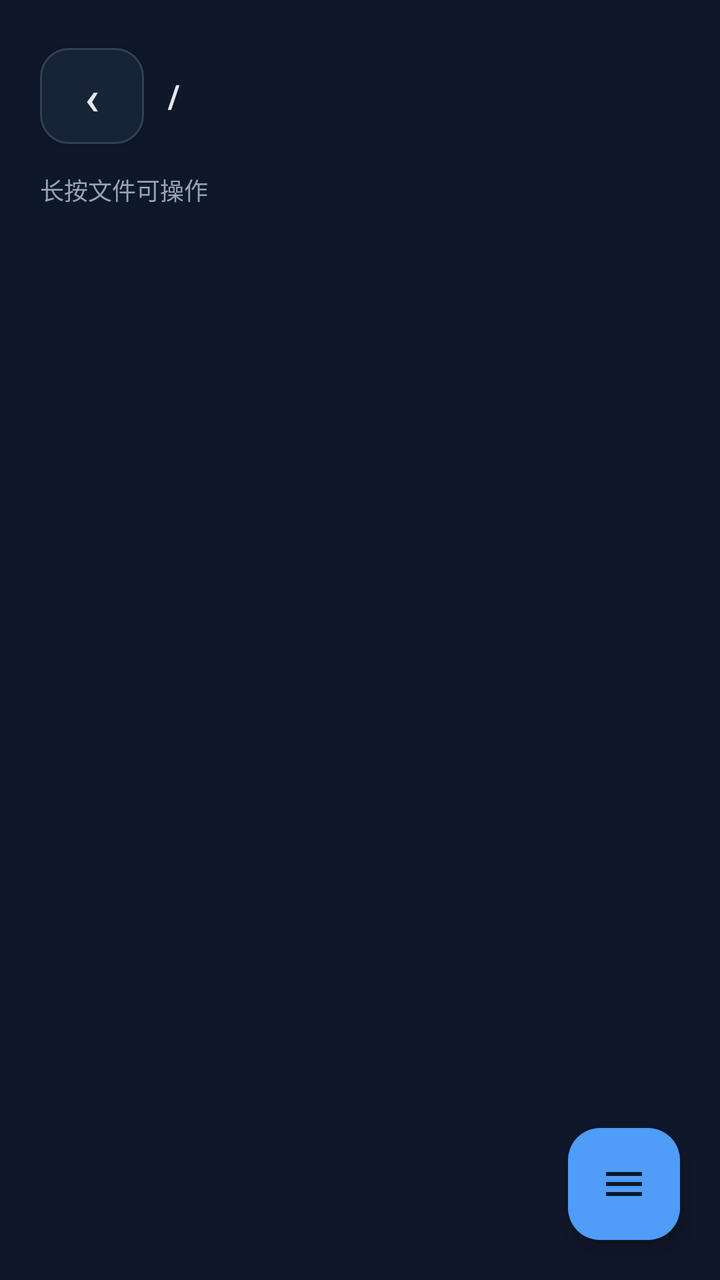
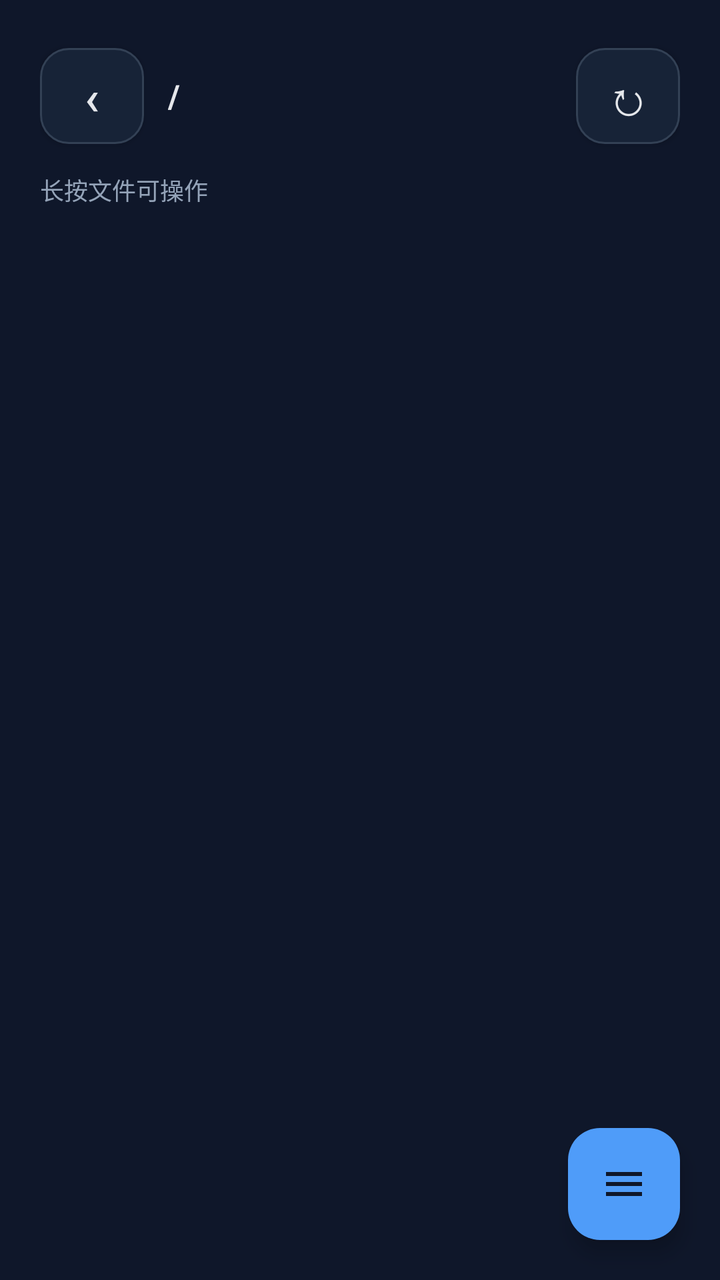

Two renders of the same Android screen: before a commit and after it. Below are the layout's source before the change and the commit's diff.
<!-- AndroidManifest.xml: application theme Theme.CasdonLink -->
<!-- res/layout/activity_files.xml -->
<?xml version="1.0" encoding="utf-8"?>
<FrameLayout xmlns:android="http://schemas.android.com/apk/res/android"
    xmlns:app="http://schemas.android.com/apk/res-auto"
    android:id="@+id/filesRoot"
    android:layout_width="match_parent"
    android:layout_height="match_parent"
    android:background="@color/background">

    <LinearLayout style="@style/Widget.CasdonLink.Screen.Column">

        <LinearLayout style="@style/Widget.CasdonLink.Toolbar">

            <Button
                android:id="@+id/filesBackButton"
                style="@style/Widget.CasdonLink.Button.Icon"
                android:contentDescription="返回上一级目录"
                android:text="‹" />

            <TextView
                android:id="@+id/filesPath"
                style="@style/Text.CasdonLink.SectionTitle"
                android:layout_width="0dp"
                android:layout_marginStart="@dimen/space_md"
                android:layout_weight="1"
                android:background="?android:attr/selectableItemBackground"
                android:contentDescription="切换目录"
                android:ellipsize="start"
                android:paddingTop="6dp"
                android:paddingBottom="6dp"
                android:singleLine="true"
                android:text="/" />
        </LinearLayout>

        <TextView
            android:id="@+id/filesHint"
            style="@style/Text.CasdonLink.Caption"
            android:layout_marginTop="10dp"
            android:text="长按文件可操作" />

        <androidx.recyclerview.widget.RecyclerView
            android:id="@+id/fileList"
            style="@style/Widget.CasdonLink.List"
            android:layout_marginTop="10dp"
            android:paddingBottom="88dp" />
    </LinearLayout>

    
    <com.google.android.material.floatingactionbutton.FloatingActionButton
        android:id="@+id/filesFab"
        android:layout_width="wrap_content"
        android:layout_height="wrap_content"
        android:layout_gravity="bottom|end"
        android:layout_marginEnd="@dimen/space_xl"
        android:layout_marginBottom="@dimen/space_xl"
        android:contentDescription="更多操作"
        android:src="@drawable/ic_menu_lines"
        app:backgroundTint="@color/primary"
        app:tint="@color/background" />
</FrameLayout>
<!-- resources referenced by this layout -->
<resources>
  <color name="background">#0F172A</color>
  <color name="primary">#4F9CF9</color>
  <dimen name="space_md">12dp</dimen>
  <dimen name="space_xl">20dp</dimen>
  <style name="Text.CasdonLink.Caption" parent="Text.CasdonLink">
          <item name="android:layout_width">wrap_content</item>
          <item name="android:layout_height">wrap_content</item>
          <item name="android:textColor">@color/text_secondary</item>
          <item name="android:textSize">@dimen/text_caption</item>
      </style>
  <style name="Widget.CasdonLink.List" parent="Widget.CasdonLink">
          <item name="android:layout_width">match_parent</item>
          <item name="android:layout_height">0dp</item>
          <item name="android:layout_weight">1</item>
          <item name="android:clipToPadding">false</item>
          <item name="android:scrollbars">vertical</item>
      </style>
  <style name="Widget.CasdonLink.Toolbar" parent="Widget.CasdonLink">
          <item name="android:layout_width">match_parent</item>
          <item name="android:layout_height">@dimen/toolbar_height</item>
          <item name="android:gravity">center_vertical</item>
          <item name="android:orientation">horizontal</item>
      </style>
  <style name="Theme.CasdonLink" parent="Base.Theme.CasdonLink" />
  <style name="Text.CasdonLink" parent="" />
  <color name="text_secondary">#94A3B8</color>
  <dimen name="text_caption">12sp</dimen>
  <color name="text_primary">#E5E7EB</color>
  <dimen name="text_section_title">16sp</dimen>
  <dimen name="icon_button_width">52dp</dimen>
  <dimen name="icon_button_height">48dp</dimen>
  <!-- drawable bg_input (drawable) -->
  <shape xmlns:android="http://schemas.android.com/apk/res/android">
      <solid android:color="@color/input_surface" />
      <stroke android:width="1dp" android:color="@color/input_stroke" />
      <corners android:radius="14dp" />
  </shape>
  <dimen name="text_icon">24sp</dimen>
  <style name="Widget.CasdonLink" parent="" />
  <style name="Widget.CasdonLink.Screen" parent="" />
  <dimen name="screen_padding_horizontal">@dimen/space_xl</dimen>
  <dimen name="screen_padding_vertical">@dimen/space_xl</dimen>
  <dimen name="screen_padding_bottom">@dimen/space_2xl</dimen>
  <dimen name="toolbar_height">56dp</dimen>
  <dimen name="control_height">52dp</dimen>
  <dimen name="space_lg">16dp</dimen>
  <dimen name="text_body_large">15sp</dimen>
  <color name="input_surface">#172337</color>
  <color name="input_stroke">#334155</color>
  <dimen name="space_2xl">24dp</dimen>
  <color name="secondary">#5EEAD4</color>
  <style name="MaterialAlertDialog.CasdonLink" parent="MaterialAlertDialog.Material3">
          <item name="backgroundTint">@color/surface</item>
          <item name="shapeAppearance">@style/ShapeAppearance.CasdonLink.Dialog</item>
      </style>
  <color name="surface">#1E293B</color>
  <color name="text_hint">#64748B</color>
  <style name="MaterialAlertDialog.CasdonLink.Title.Text" parent="MaterialAlertDialog.Material3.Title.Text">
          <item name="android:textColor">@color/text_primary</item>
          <item name="android:textSize">@dimen/text_section_title</item>
          <item name="android:textStyle">bold</item>
      </style>
  <style name="MaterialAlertDialog.CasdonLink.Body.Text" parent="MaterialAlertDialog.Material3.Body.Text">
          <item name="android:textColor">@color/text_primary</item>
          <item name="android:textSize">@dimen/text_body</item>
      </style>
  <style name="ShapeAppearance.CasdonLink.Dialog" parent="ShapeAppearance.Material3.Corner.ExtraLarge">
          <item name="cornerSize">20dp</item>
      </style>
  <dimen name="text_body">14sp</dimen>
  <!-- unchanged entries left out for length: 7 -->
</resources>

<!-- the commit's change to res/layout/activity_files.xml (unified diff, before → after) -->
@@ -29,6 +29,12 @@
                 android:paddingBottom="6dp"
                 android:singleLine="true"
                 android:text="/" />
+
+            <Button
+                android:id="@+id/filesRefresh"
+                style="@style/Widget.CasdonLink.Button.Icon"
+                android:contentDescription="刷新当前目录"
+                android:text="↻" />
         </LinearLayout>
 
         <TextView
